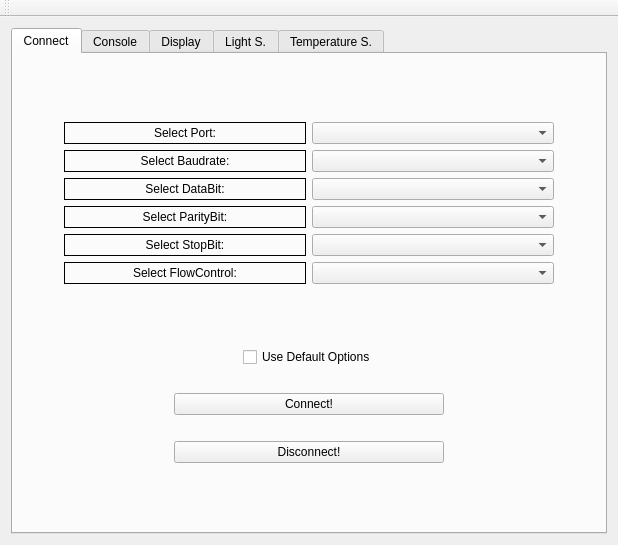
First picture: the form in PyQt2ArduinoGUI/PyQt2Arduino-GUI.ui, repository VRB95/PyQt2Arduino, before the edit.
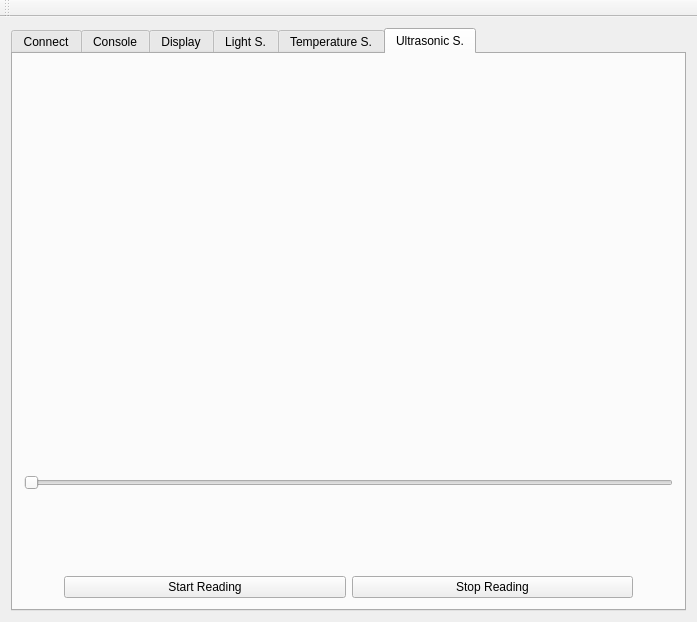
Second picture: the form after the edit. Icons and pictures are not drawn.

```diff
--- a/PyQt2ArduinoGUI/PyQt2Arduino-GUI.ui
+++ b/PyQt2ArduinoGUI/PyQt2Arduino-GUI.ui
@@ -6,8 +6,8 @@
    <rect>
     <x>0</x>
     <y>0</y>
-    <width>618</width>
-    <height>545</height>
+    <width>697</width>
+    <height>622</height>
    </rect>
   </property>
   <property name="windowTitle">
@@ -18,7 +18,7 @@
     <item row="0" column="0">
      <widget class="QTabWidget" name="tabWidget">
       <property name="currentIndex">
-       <number>0</number>
+       <number>5</number>
       </property>
       <widget class="QWidget" name="tab">
        <attribute name="title">
@@ -867,6 +867,240 @@
         </item>
        </layout>
       </widget>
+      <widget class="QWidget" name="tab_6">
+       <attribute name="title">
+        <string>Ultrasonic S.</string>
+       </attribute>
+       <layout class="QGridLayout" name="gridLayout_12">
+        <item row="0" column="0">
+         <layout class="QGridLayout" name="gridLayout_13">
+          <item row="6" column="0" colspan="3">
+           <spacer name="verticalSpacer_3">
+            <property name="orientation">
+             <enum>Qt::Vertical</enum>
+            </property>
+            <property name="sizeType">
+             <enum>QSizePolicy::Fixed</enum>
+            </property>
+            <property name="sizeHint" stdset="0">
+             <size>
+              <width>20</width>
+              <height>80</height>
+             </size>
+            </property>
+           </spacer>
+          </item>
+          <item row="4" column="0" colspan="3">
+           <spacer name="verticalSpacer_8">
+            <property name="orientation">
+             <enum>Qt::Vertical</enum>
+            </property>
+            <property name="sizeType">
+             <enum>QSizePolicy::Fixed</enum>
+            </property>
+            <property name="sizeHint" stdset="0">
+             <size>
+              <width>20</width>
+              <height>80</height>
+             </size>
+            </property>
+           </spacer>
+          </item>
+          <item row="3" column="2">
+           <spacer name="horizontalSpacer_15">
+            <property name="orientation">
+             <enum>Qt::Horizontal</enum>
+            </property>
+            <property name="sizeType">
+             <enum>QSizePolicy::Fixed</enum>
+            </property>
+            <property name="sizeHint" stdset="0">
+             <size>
+              <width>150</width>
+              <height>20</height>
+             </size>
+            </property>
+           </spacer>
+          </item>
+          <item row="3" column="1">
+           <layout class="QHBoxLayout" name="horizontalLayout_6">
+            <item>
+             <spacer name="horizontalSpacer_16">
+              <property name="orientation">
+               <enum>Qt::Horizontal</enum>
+              </property>
+              <property name="sizeType">
+               <enum>QSizePolicy::Fixed</enum>
+              </property>
+              <property name="sizeHint" stdset="0">
+               <size>
+                <width>40</width>
+                <height>20</height>
+               </size>
+              </property>
+             </spacer>
+            </item>
+            <item>
+             <widget class="QLabel" name="ultrasonic_label">
+              <property name="font">
+               <font>
+                <pointsize>24</pointsize>
+               </font>
+              </property>
+              <property name="frameShape">
+               <enum>QFrame::NoFrame</enum>
+              </property>
+              <property name="text">
+               <string/>
+              </property>
+              <property name="alignment">
+               <set>Qt::AlignCenter</set>
+              </property>
+             </widget>
+            </item>
+            <item>
+             <spacer name="horizontalSpacer_23">
+              <property name="orientation">
+               <enum>Qt::Horizontal</enum>
+              </property>
+              <property name="sizeType">
+               <enum>QSizePolicy::Fixed</enum>
+              </property>
+              <property name="sizeHint" stdset="0">
+               <size>
+                <width>40</width>
+                <height>20</height>
+               </size>
+              </property>
+             </spacer>
+            </item>
+           </layout>
+          </item>
+          <item row="5" column="0" colspan="3">
+           <widget class="QSlider" name="ultrasonicSlider">
+            <property name="maximum">
+             <number>200</number>
+            </property>
+            <property name="orientation">
+             <enum>Qt::Horizontal</enum>
+            </property>
+           </widget>
+          </item>
+          <item row="1" column="1">
+           <widget class="QLabel" name="label_12">
+            <property name="text">
+             <string/>
+            </property>
+            <property name="pixmap">
+             <pixmap>../../../Repositories/PyQt2Arduino/img/ruller.png</pixmap>
+            </property>
+            <property name="scaledContents">
+             <bool>true</bool>
+            </property>
+           </widget>
+          </item>
+          <item row="0" column="1">
+           <spacer name="verticalSpacer_7">
+            <property name="orientation">
+             <enum>Qt::Vertical</enum>
+            </property>
+            <property name="sizeType">
+             <enum>QSizePolicy::Fixed</enum>
+            </property>
+            <property name="sizeHint" stdset="0">
+             <size>
+              <width>20</width>
+              <height>40</height>
+             </size>
+            </property>
+           </spacer>
+          </item>
+          <item row="3" column="0">
+           <spacer name="horizontalSpacer_14">
+            <property name="orientation">
+             <enum>Qt::Horizontal</enum>
+            </property>
+            <property name="sizeType">
+             <enum>QSizePolicy::Fixed</enum>
+            </property>
+            <property name="sizeHint" stdset="0">
+             <size>
+              <width>150</width>
+              <height>50</height>
+             </size>
+            </property>
+           </spacer>
+          </item>
+          <item row="2" column="1">
+           <spacer name="verticalSpacer_9">
+            <property name="orientation">
+             <enum>Qt::Vertical</enum>
+            </property>
+            <property name="sizeType">
+             <enum>QSizePolicy::Fixed</enum>
+            </property>
+            <property name="sizeHint" stdset="0">
+             <size>
+              <width>20</width>
+              <height>10</height>
+             </size>
+            </property>
+           </spacer>
+          </item>
+         </layout>
+        </item>
+        <item row="1" column="0">
+         <layout class="QHBoxLayout" name="horizontalLayout_3">
+          <item>
+           <spacer name="horizontalSpacer_24">
+            <property name="orientation">
+             <enum>Qt::Horizontal</enum>
+            </property>
+            <property name="sizeType">
+             <enum>QSizePolicy::Fixed</enum>
+            </property>
+            <property name="sizeHint" stdset="0">
+             <size>
+              <width>40</width>
+              <height>20</height>
+             </size>
+            </property>
+           </spacer>
+          </item>
+          <item>
+           <widget class="QPushButton" name="start_sonar">
+            <property name="text">
+             <string>Start Reading</string>
+            </property>
+           </widget>
+          </item>
+          <item>
+           <widget class="QPushButton" name="stop_sonar">
+            <property name="text">
+             <string>Stop Reading</string>
+            </property>
+           </widget>
+          </item>
+          <item>
+           <spacer name="horizontalSpacer_25">
+            <property name="orientation">
+             <enum>Qt::Horizontal</enum>
+            </property>
+            <property name="sizeType">
+             <enum>QSizePolicy::Fixed</enum>
+            </property>
+            <property name="sizeHint" stdset="0">
+             <size>
+              <width>40</width>
+              <height>20</height>
+             </size>
+            </property>
+           </spacer>
+          </item>
+         </layout>
+        </item>
+       </layout>
+      </widget>
      </widget>
     </item>
    </layout>
```
